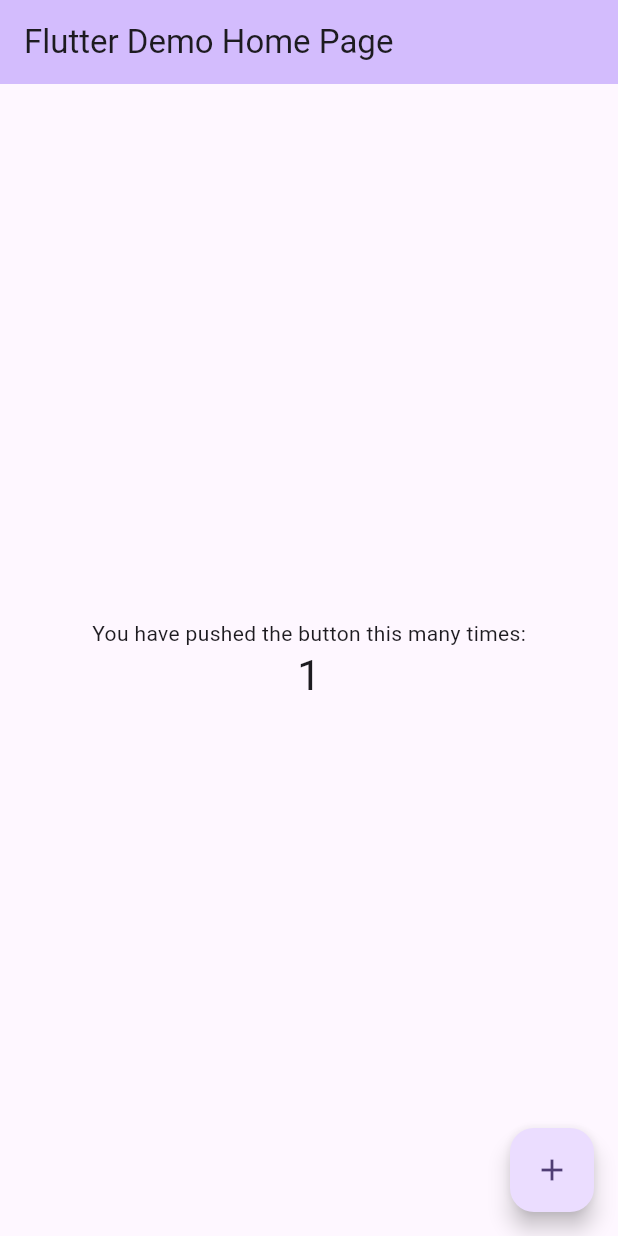
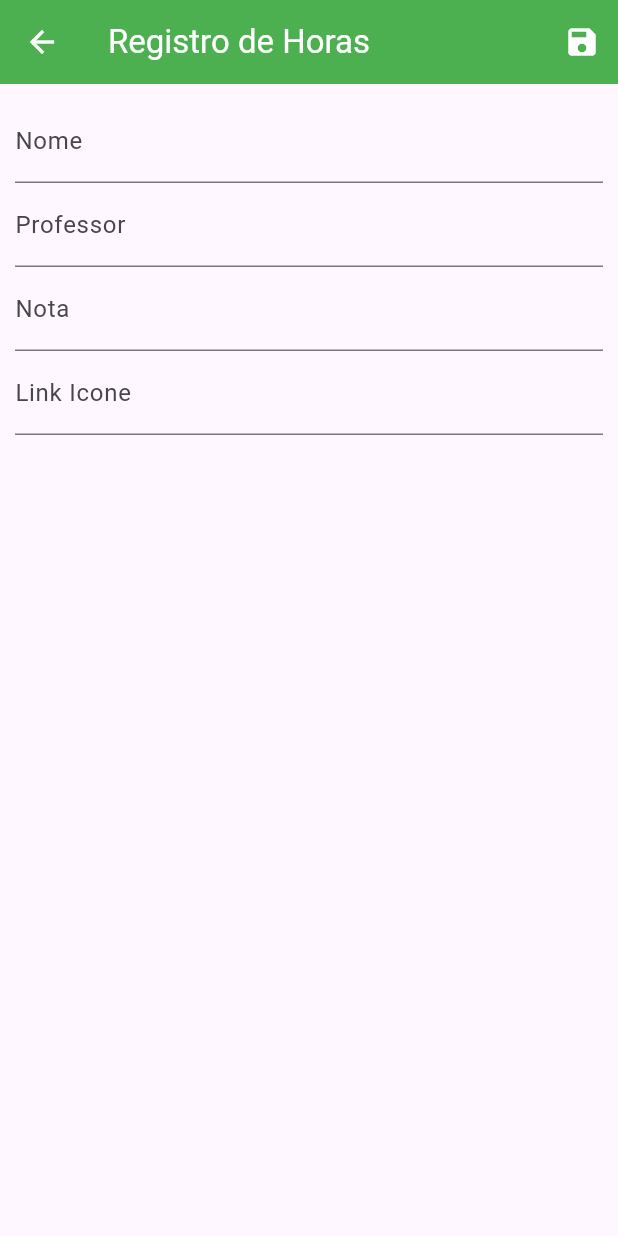
Before and after one commit to mateusback/flutter_p_2024, a Flutter app: the screen it shows after launch, after a tap on the "add" icon, on a phone screen of 412 x 824 dp. Run offline on Flutter 3.47's test engine with Material 3 defaults, Android fonts, the phone set to English and light mode, and no system bars; our stand-ins replace flutter_mobx, get_it, mask_text_input_formatter, mobx, sqflite; accounts and stored records are empty; generated files the repository leaves out were written again; network calls fail.

Commit message:
chore: Add routes, DAO, entities, and exception classes

```diff
--- /dev/null
+++ b/lib/app/database/sqlite/connection.dart
@@ -0,0 +1,24 @@
+import 'package:flutter_p_2024/app/database/sqlite/script.dart';
+import 'package:path/path.dart';
+import 'package:sqflite/sqflite.dart';
+
+class Connection {
+  static Database? _database;
+
+  static Future<Database> get() async {
+    if (_database == null) {
+      var path = join(await getDatabasesPath(), 'banco');
+      _database = await openDatabase(
+        path,
+        version: 1,
+        onCreate: (db, version) async {
+          await db.execute(createTable);
+          await db.execute(insertGrades);
+        },
+      );
+    }
+    //_database!.execute('delete from grades');
+    //_database!.execute(insertGrades);
+    return _database!;
+  }
+}
--- /dev/null
+++ b/lib/app/database/sqlite/dao/grades_dao_impl.dart
@@ -0,0 +1,49 @@
+import 'package:flutter_p_2024/app/database/sqlite/connection.dart';
+import 'package:flutter_p_2024/app/domain/entities/grades.dart';
+import 'package:flutter_p_2024/app/domain/interfaces/grades_dao.dart';
+import 'package:sqflite/sqflite.dart';
+
+class GradesDaoImpl implements GradesDao {
+  Database? _db;
+
+  @override
+  Future<void> save(Grades grade) async {
+    _db = await Connection.get();
+    var sql;
+    if (grade.id == null) {
+      sql =
+          'INSERT INTO grades (nome, professor, nota, url_avatar) VALUES (?, ?, ?, ?)';
+      _db!.rawInsert(
+          sql, [grade.nome, grade.professor, grade.nota, grade.urlAvatar]);
+    } else {
+      sql =
+          'UPDATE grades SET nome = ?, professor = ?, nota = ?, url_avatar = ? WHERE id = ?';
+      _db!.rawUpdate(sql,
+          [grade.nome, grade.professor, grade.nota, grade.urlAvatar, grade.id]);
+    }
+  }
+
+  @override
+  Future<void> remove(int id) async {
+    _db = await Connection.get();
+    var sql = 'DELETE FROM grades WHERE id = ?';
+    _db!.rawDelete(sql, [id]);
+  }
+
+  @override
+  Future<List<Grades>> find() async {
+    _db = await Connection.get();
+    List<Map<String, dynamic>> resultado = await _db!.query('grades');
+    List<Grades> grades = List.generate(resultado.length, (i) {
+      var linha = resultado[i];
+      return Grades(
+        id: linha['id'],
+        nome: linha['nome'],
+        professor: linha['professor'],
+        nota: linha['nota'],
+        urlAvatar: linha['url_avatar'],
+      );
+    });
+    return grades;
+  }
+}
--- /dev/null
+++ b/lib/app/database/sqlite/script.dart
@@ -0,0 +1,16 @@
+const createTable = '''
+CREATE TABLE grades (
+  id INTEGER PRIMARY KEY AUTOINCREMENT,
+  nome VARCHAR(200) NOT NULL,
+  professor VARCHAR(200) NOT NULL,
+  nota REAL NOT NULL,
+  url_avatar TEXT
+);
+''';
+
+const insertGrades = '''
+INSERT INTO grades (nome, professor, nota, url_avatar)
+VALUES ('Matemática', 'XPTO', 10.0, 'https://img.icons8.com/?size=100&id=55206&format=png&color=000000'),
+       ('Programação Orientada a Objetos', 'XPTO2', 7.0, 'https://img.icons8.com/?size=100&id=SBEjRDmczSCC&format=png&color=000000'),
+       ('Banco de Dados I', 'XPTO3', 8.5, 'https://img.icons8.com/?size=100&id=KZHjwwenS7oK&format=png&color=000000');
+''';
--- /dev/null
+++ b/lib/app/domain/entities/grades.dart
@@ -0,0 +1,15 @@
+class Grades {
+  int? id;
+  String? nome;
+  String? professor;
+  double? nota;
+  String? urlAvatar;
+
+  Grades({
+    this.id,
+    this.nome,
+    this.professor,
+    this.nota,
+    this.urlAvatar,
+  });
+}
--- /dev/null
+++ b/lib/app/domain/services/grades_service.dart
@@ -0,0 +1,41 @@
+import 'package:flutter_p_2024/app/domain/entities/grades.dart';
+import 'package:flutter_p_2024/app/domain/exception/domain_layer_exception.dart';
+import 'package:flutter_p_2024/app/domain/interfaces/grades_dao.dart';
+import 'package:get_it/get_it.dart';
+
+class GradesService {
+  var _repository = GetIt.I.get<GradesDao>();
+
+  save(Grades grades) {
+    validateName(grades.nome!);
+    _repository.save(grades);
+  }
+
+  remove(int id) {
+    _repository.remove(id);
+  }
+
+  Future<List<Grades>> find() {
+    return _repository.find();
+  }
+
+  validateName(String? name) {
+    if (name == null || name.isEmpty) {
+      throw DomainLayerException('O nome é obrigatório');
+    } else if (name.length < 3) {
+      throw DomainLayerException('O nome deve ter pelo menos 3 caracteres');
+    } else if (name.length > 50) {
+      throw DomainLayerException('O nome deve ter no máximo 50 caracteres');
+    }
+  }
+
+  validateNota(double? nota) {
+    if (nota == null) {
+      throw DomainLayerException('A nota é obrigatória');
+    } else if (nota > 10.00) {
+      throw DomainLayerException('A nota deve ser menor que 10.00');
+    } else if (nota < 0.00) {
+      throw DomainLayerException('A nota deve ser maior que 0.00');
+    }
+  }
+}
--- /dev/null
+++ b/lib/app/injection.dart
@@ -0,0 +1,10 @@
+import 'package:flutter_p_2024/app/database/sqlite/dao/grades_dao_impl.dart';
+import 'package:flutter_p_2024/app/domain/interfaces/grades_dao.dart';
+import 'package:flutter_p_2024/app/domain/services/grades_service.dart';
+import 'package:get_it/get_it.dart';
+
+setupInjection() {
+  GetIt getIt = GetIt.I;
+  getIt.registerSingleton<GradesDao>(GradesDaoImpl());
+  getIt.registerSingleton<GradesService>(GradesService());
+}
--- /dev/null
+++ b/lib/app/my_app.dart
@@ -0,0 +1,30 @@
+import 'package:flutter/material.dart';
+import 'package:flutter_p_2024/app/navigation/routes.dart';
+import 'package:flutter_p_2024/app/view/grades_form.dart';
+
+import 'view/home_page.dart';
+
+class MyApp extends StatelessWidget {
+  const MyApp({super.key});
+
+  // This widget is the root of your application.
+  @override
+  Widget build(BuildContext context) {
+    return MaterialApp(
+      title: 'Portal de Horas',
+      debugShowCheckedModeBanner: false,
+      theme: ThemeData(
+        colorScheme: ColorScheme.fromSeed(seedColor: Colors.deepPurple),
+        useMaterial3: true,
+        appBarTheme: const AppBarTheme(
+          color: Colors.green,
+          foregroundColor: Colors.white,
+        ),
+      ),
+      routes: {
+        Routes.HOME: (context) => HomePage(),
+        Routes.GRADES_FORM: (context) => GradesForm(),
+      },
+    );
+  }
+}
--- /dev/null
+++ b/lib/app/navigation/routes.dart
@@ -0,0 +1,5 @@
+class Routes {
+  static const String HOME = '/';
+  static const String GRADES_FORM = '/grades-form';
+  static const String WIDGET1 = '/widget1';
+}
--- /dev/null
+++ b/lib/app/view/grades_form.dart
@@ -0,0 +1,94 @@
+import 'package:flutter/material.dart';
+import 'package:flutter_p_2024/app/view/grades_form_back.dart';
+import 'package:mask_text_input_formatter/mask_text_input_formatter.dart';
+
+class GradesForm extends StatelessWidget {
+  GradesFormBack? _back;
+  var _form = GlobalKey<FormState>();
+
+  Widget textFieldNome() {
+    return TextFormField(
+      decoration: const InputDecoration(
+        labelText: 'Nome',
+        hintText: 'Informe o nome da matéria',
+      ),
+      validator: (value) => _back!.validateName(value!),
+      initialValue: _back!.grade!.nome,
+      onSaved: (newValue) => _back!.grade!.nome = newValue!,
+    );
+  }
+
+  Widget textFieldProfessor() {
+    return TextFormField(
+      decoration: const InputDecoration(
+        labelText: 'Professor',
+        hintText: 'Informe o nome do professor',
+      ),
+      initialValue: _back!.grade!.professor,
+      onSaved: (newValue) => _back!.grade!.professor = newValue!,
+    );
+  }
+
+  Widget textFieldNota() {
+    var nota = _back!.grade!.nota;
+    var mask = MaskTextInputFormatter(mask: '##.##');
+    return TextFormField(
+      decoration: const InputDecoration(
+        labelText: 'Nota',
+        hintText: 'Informe a nota da matéria',
+      ),
+      keyboardType: TextInputType.number,
+      inputFormatters: [mask],
+      initialValue: nota == null ? '' : nota.toString(),
+      validator: (value) => _back!.validateNota(double.parse(value!)),
+      onSaved: (newValue) => _back!.grade!.nota = double.parse(newValue!),
+    );
+  }
+
+  Widget textFieldIcone() {
+    return TextFormField(
+      decoration: const InputDecoration(
+        labelText: 'Link Icone',
+        hintText: 'Informe o endereço do ícone da matéria',
+      ),
+      initialValue: _back!.grade!.urlAvatar,
+      onSaved: (newValue) => _back!.grade!.urlAvatar = newValue!,
+    );
+  }
+
+  @override
+  Widget build(BuildContext context) {
+    _back = GradesFormBack(context);
+    return Scaffold(
+        appBar: AppBar(
+          title: const Text('Registro de Horas'),
+          actions: [
+            IconButton(
+              onPressed: () {
+                _form.currentState!.validate();
+                _form.currentState!.save();
+                if (_back!.isValid) {
+                  _back!.save();
+                  Navigator.of(context).pop();
+                }
+              },
+              icon: const Icon(Icons.save),
+            ),
+          ],
+        ),
+        body: Padding(
+          padding: const EdgeInsets.all(10),
+          child: Form(
+            key: _form,
+            child: Column(
+              children: [
+                textFieldNome(),
+                textFieldProfessor(),
+                textFieldNota(),
+                textFieldIcone(),
+              ],
+            ),
+          ),
+        ));
+  }
+}
--- /dev/null
+++ b/lib/app/view/grades_form_back.dart
@@ -0,0 +1,46 @@
+import 'package:flutter/material.dart';
+import 'package:flutter_p_2024/app/domain/entities/grades.dart';
+import 'package:flutter_p_2024/app/domain/services/grades_service.dart';
+import 'package:get_it/get_it.dart';
+
+class GradesFormBack {
+  Grades? grade;
+  var _service = GetIt.I.get<GradesService>();
+  bool _isNameValid;
+  bool _isNotaValid;
+
+  bool get isValid => _isNameValid && _isNotaValid;
+
+  GradesFormBack(BuildContext context)
+      : _isNameValid = false,
+        _isNotaValid = false {
+    var parameter = ModalRoute.of(context)!.settings.arguments;
+    grade = ((parameter == null) ? Grades() : parameter) as Grades?;
+  }
+
+  save() async {
+    await _service.save(grade!);
+  }
+
+  String? validateName(String name) {
+    try {
+      _service.validateName(name);
+      _isNameValid = true;
+      return null;
+    } catch (e) {
+      _isNameValid = false;
+      return e.toString();
+    }
+  }
+
+  String? validateNota(double nota) {
+    try {
+      _service.validateNota(nota);
+      _isNotaValid = true;
+      return null;
+    } catch (e) {
+      _isNotaValid = false;
+      return e.toString();
+    }
+  }
+}
--- /dev/null
+++ b/lib/app/view/home_page.dart
@@ -0,0 +1,106 @@
+import 'package:flutter/material.dart';
+import 'package:flutter_mobx/flutter_mobx.dart';
+import 'package:flutter_p_2024/app/domain/entities/grades.dart';
+import 'package:flutter_p_2024/app/view/home_page_back.dart';
+
+class HomePage extends StatelessWidget {
+  HomePage({super.key});
+  final _back = HomePageBack();
+
+  CircleAvatar circleAvatar(String url) {
+    return Uri.tryParse(url)!.isAbsolute
+        ? CircleAvatar(
+            backgroundImage: NetworkImage(url),
+          )
+        : const CircleAvatar(
+            child: Icon(Icons.developer_board),
+          );
+  }
+
+  Widget iconEditButton(VoidCallback onPressed) {
+    return IconButton(
+      onPressed: onPressed,
+      icon: const Icon(Icons.edit),
+      color: Colors.orange,
+    );
+  }
+
+  Widget iconRemoveButton(BuildContext context, VoidCallback onPressed) {
+    return IconButton(
+        icon: const Icon(Icons.delete),
+        color: Colors.red,
+        onPressed: () {
+          showDialog(
+            context: context,
+            builder: (BuildContext context) {
+              return AlertDialog(
+                title: const Text("Excluir"),
+                content: const Text("Confirma a exclusão?"),
+                actions: [
+                  TextButton(
+                    onPressed: () {
+                      Navigator.of(context).pop();
+                    },
+                    child: const Text("Não"),
+                  ),
+                  TextButton(
+                    onPressed: onPressed,
+                    child: const Text("Sim"),
+                  ),
+                ],
+              );
+            },
+          );
+        });
+  }
+
+  @override
+  Widget build(BuildContext context) {
+    return Scaffold(
+        appBar: AppBar(
+          title: const Text("Portal de Horas"),
+          actions: [
+            IconButton(
+                onPressed: () {
+                  _back.goToForm(context, Grades());
+                },
+                icon: const Icon(Icons.add))
+          ],
+        ),
+        body: Observer(builder: (context) {
+          return FutureBuilder(
+              future: _back.list,
+              builder: (context, futuro) {
+                if (!futuro.hasData) {
+                  return CircularProgressIndicator();
+                }
+                List<Grades> list = futuro.data!;
+                return ListView.builder(
+                  itemCount: list.length,
+                  itemBuilder: (context, i) {
+                    var disciplina = list[i];
+                    return ListTile(
+                      leading: circleAvatar(disciplina.urlAvatar!),
+                      title: Text(disciplina.nome ?? ''),
+                      subtitle: Text(disciplina.nota.toString() ?? ''),
+                      trailing: Container(
+                        width: 100,
+                        child: Row(
+                          children: [
+                            iconEditButton(() {
+                              _back.goToForm(context, disciplina);
+                            }),
+                            iconRemoveButton(context, () {
+                              _back.remove(disciplina.id!);
+                              Navigator.of(context).pop();
+                            }),
+                          ],
+                        ),
+                      ),
+                    );
+                  },
+                );
+              });
+        }));
+  }
+}
--- /dev/null
+++ b/lib/app/view/home_page_back.dart
@@ -0,0 +1,37 @@
+import 'package:flutter/material.dart';
+import 'package:flutter_p_2024/app/domain/entities/grades.dart';
+import 'package:flutter_p_2024/app/domain/services/grades_service.dart';
+import 'package:flutter_p_2024/app/navigation/routes.dart';
+import 'package:get_it/get_it.dart';
+import 'package:mobx/mobx.dart';
+
+part 'home_page_back.g.dart';
+
+class HomePageBack = _HomePageBack with _$HomePageBack;
+
+abstract class _HomePageBack with Store {
+  final GradesService _service = GetIt.I.get<GradesService>();
+
+  @observable
+  ObservableFuture<List<Grades>>? list;
+
+  _HomePageBack() {
+    refreshlist();
+  }
+
+  @action
+  void refreshlist() {
+    list = ObservableFuture(_service.find());
+  }
+
+  void goToForm(BuildContext context, [Grades? grades]) {
+    Navigator.of(context)
+        .pushNamed(Routes.GRADES_FORM, arguments: grades)
+        .then((_) => refreshlist());
+  }
+
+  void remove(int id) {
+    _service.remove(id);
+    refreshlist();
+  }
+}
--- a/lib/main.dart
+++ b/lib/main.dart
@@ -1,125 +1,9 @@
 import 'package:flutter/material.dart';
+import 'package:flutter_p_2024/app/injection.dart';
+
+import 'app/my_app.dart';
 
 void main() {
+  setupInjection();
   runApp(const MyApp());
 }
-
-class MyApp extends StatelessWidget {
-  const MyApp({super.key});
-
-  // This widget is the root of your application.
-  @override
-  Widget build(BuildContext context) {
-    return MaterialApp(
-      title: 'Flutter Demo',
-      theme: ThemeData(
-        // This is the theme of your application.
-        //
-        // TRY THIS: Try running your application with "flutter run". You'll see
-        // the application has a purple toolbar. Then, without quitting the app,
-        // try changing the seedColor in the colorScheme below to Colors.green
-        // and then invoke "hot reload" (save your changes or press the "hot
-        // reload" button in a Flutter-supported IDE, or press "r" if you used
-        // the command line to start the app).
-        //
-        // Notice that the counter didn't reset back to zero; the application
-        // state is not lost during the reload. To reset the state, use hot
-        // restart instead.
-        //
-        // This works for code too, not just values: Most code changes can be
-        // tested with just a hot reload.
-        colorScheme: ColorScheme.fromSeed(seedColor: Colors.deepPurple),
-        useMaterial3: true,
-      ),
-      home: const MyHomePage(title: 'Flutter Demo Home Page'),
-    );
-  }
-}
-
-class MyHomePage extends StatefulWidget {
-  const MyHomePage({super.key, required this.title});
-
-  // This widget is the home page of your application. It is stateful, meaning
-  // that it has a State object (defined below) that contains fields that affect
-  // how it looks.
-
-  // This class is the configuration for the state. It holds the values (in this
-  // case the title) provided by the parent (in this case the App widget) and
-  // used by the build method of the State. Fields in a Widget subclass are
-  // always marked "final".
-
-  final String title;
-
-  @override
-  State<MyHomePage> createState() => _MyHomePageState();
-}
-
-class _MyHomePageState extends State<MyHomePage> {
-  int _counter = 0;
-
-  void _incrementCounter() {
-    setState(() {
-      // This call to setState tells the Flutter framework that something has
-      // changed in this State, which causes it to rerun the build method below
-      // so that the display can reflect the updated values. If we changed
-      // _counter without calling setState(), then the build method would not be
-      // called again, and so nothing would appear to happen.
-      _counter++;
-    });
-  }
-
-  @override
-  Widget build(BuildContext context) {
-    // This method is rerun every time setState is called, for instance as done
-    // by the _incrementCounter method above.
-    //
-    // The Flutter framework has been optimized to make rerunning build methods
-    // fast, so that you can just rebuild anything that needs updating rather
-    // than having to individually change instances of widgets.
-    return Scaffold(
-      appBar: AppBar(
-        // TRY THIS: Try changing the color here to a specific color (to
-        // Colors.amber, perhaps?) and trigger a hot reload to see the AppBar
-        // change color while the other colors stay the same.
-        backgroundColor: Theme.of(context).colorScheme.inversePrimary,
-        // Here we take the value from the MyHomePage object that was created by
-        // the App.build method, and use it to set our appbar title.
-        title: Text(widget.title),
-      ),
-      body: Center(
-        // Center is a layout widget. It takes a single child and positions it
-        // in the middle of the parent.
-        child: Column(
-          // Column is also a layout widget. It takes a list of children and
-          // arranges them vertically. By default, it sizes itself to fit its
-          // children horizontally, and tries to be as tall as its parent.
-          //
-          // Column has various properties to control how it sizes itself and
-          // how it positions its children. Here we use mainAxisAlignment to
-          // center the children vertically; the main axis here is the vertical
-          // axis because Columns are vertical (the cross axis would be
-          // horizontal).
-          //
-          // TRY THIS: Invoke "debug painting" (choose the "Toggle Debug Paint"
-          // action in the IDE, or press "p" in the console), to see the
-          // wireframe for each widget.
-          mainAxisAlignment: MainAxisAlignment.center,
-          children: <Widget>[
-            const Text(
-              'You have pushed the button this many times:',
-            ),
-            Text(
-              '$_counter',
-              style: Theme.of(context).textTheme.headlineMedium,
-            ),
-          ],
-        ),
-      ),
-      floatingActionButton: FloatingActionButton(
-        onPressed: _incrementCounter,
-        tooltip: 'Increment',
-        child: const Icon(Icons.add),
-      ), // This trailing comma makes auto-formatting nicer for build methods.
-    );
-  }
-}
```
Also changed, not shown: lib/app/domain/exception/domain_layer_exception.dart (added, +10 -0 lines), lib/app/domain/interfaces/grades_dao.dart (added, +7 -0 lines), lib/app/view/widget1.dart (added, +13 -0 lines), pubspec.yaml (+8 -0 lines), lib/app/view/home_page_back.g.dart (added), 2 other files.
